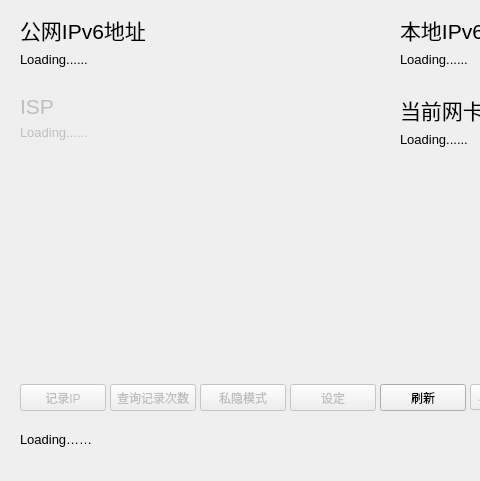
The window that Home.ui (akass-org/Army_Knife) describes before a commit, drawn with Qt 5; both pictures show x 0 to 480 and y 119 to 600 of the 800 by 600 pixel window.
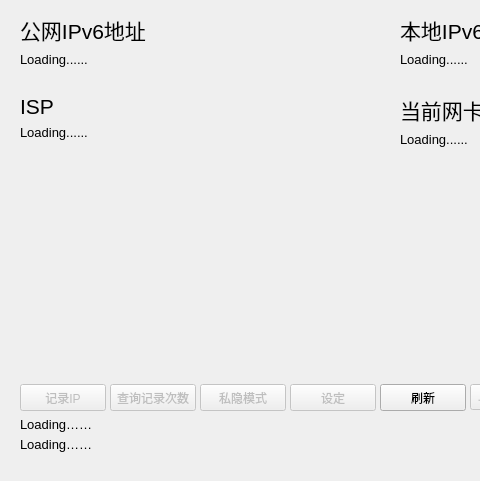
The same window after the commit.

Commit message: 初步支持ISP输出&加入IP Priority 检测，下次commit实现

```diff
--- a/Home.ui
+++ b/Home.ui
@@ -82,9 +82,9 @@
     <property name="geometry">
      <rect>
       <x>20</x>
-      <y>520</y>
+      <y>510</y>
       <width>231</width>
-      <height>31</height>
+      <height>21</height>
      </rect>
     </property>
     <property name="font">
@@ -187,7 +187,7 @@
      <item row="0" column="0">
       <widget class="QLabel" name="isp">
        <property name="enabled">
-        <bool>false</bool>
+        <bool>true</bool>
        </property>
        <property name="font">
         <font>
@@ -202,7 +202,7 @@
      <item row="1" column="0">
       <widget class="QLabel" name="ispinfo">
        <property name="enabled">
-        <bool>false</bool>
+        <bool>true</bool>
        </property>
        <property name="font">
         <font>
@@ -356,6 +356,24 @@
      <string>刷新</string>
     </property>
    </widget>
+   <widget class="QLabel" name="priority">
+    <property name="geometry">
+     <rect>
+      <x>20</x>
+      <y>530</y>
+      <width>231</width>
+      <height>20</height>
+     </rect>
+    </property>
+    <property name="font">
+     <font>
+      <pointsize>10</pointsize>
+     </font>
+    </property>
+    <property name="text">
+     <string>Loading……</string>
+    </property>
+   </widget>
   </widget>
   <widget class="QMenuBar" name="menubar">
    <property name="geometry">
```
Left out of the diff: 2 changed lines with no effect on the pictures. The commit also changes 3 other files.
